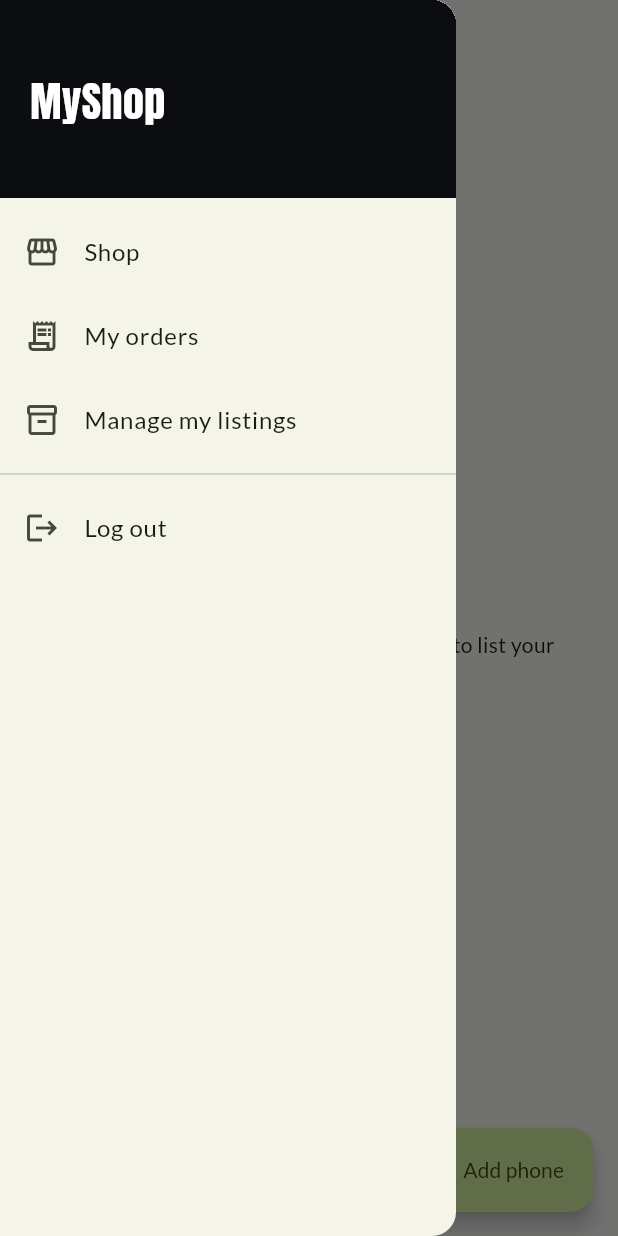
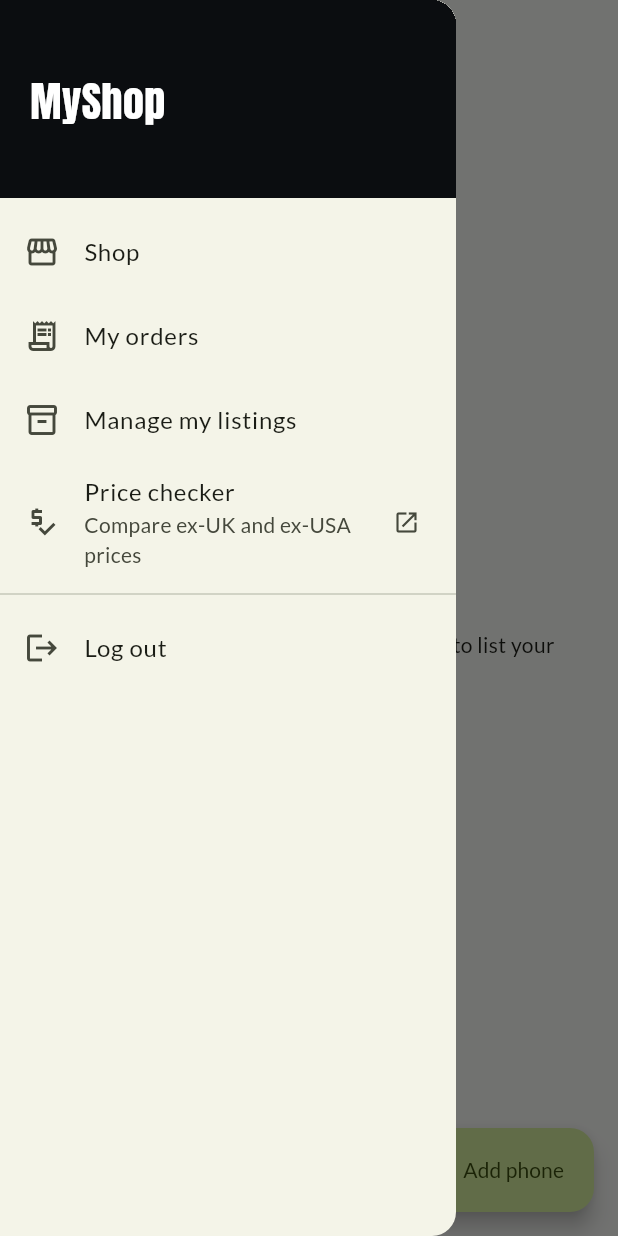
Before and after one commit to nainezz/MyShop, a Flutter app: the UserProductsScreen screen opened by its route, with the side drawer open, on a phone screen of 412 x 824 dp. Run offline on Flutter 3.47's test engine with Material 3 defaults, Android fonts, the phone set to English and light mode, and no system bars; our stand-ins replace shared_preferences; accounts and stored records are empty; network calls fail.

Commit message:
Link to the Phone Price Checker from the menu and phone pages
Co-Authored-By: Claude Opus 5.5 <noreply@anthropic.com>
Claude-Session: https://claude.ai/code/session_01XRaeiTfYR4KwmHLGNcGX5S

```diff
--- a/lib/config.dart
+++ b/lib/config.dart
@@ -10,6 +10,9 @@ class AppConfig {
   /// WhatsApp number for orders, in international format without "+".
   static const whatsappNumber = '254743676970';
 
+  /// Free tool comparing ex-UK and ex-USA prices.
+  static const priceCheckerUrl = 'https://nainezz.github.io/phone-price-checker/';
+
   static const currency = 'KES';
   static const shopName = 'MyShop';
 }
--- a/lib/utils/format.dart
+++ b/lib/utils/format.dart
@@ -18,6 +18,10 @@ String formatMoney(double value) {
 
 String formatDateTime(DateTime value) =>
     DateFormat('d MMM yyyy, HH:mm').format(value);
+
+/// Opens a web page in the browser.
+Future<bool> openLink(String url) =>
+    launchUrl(Uri.parse(url), mode: LaunchMode.externalApplication);
 
 /// Opens WhatsApp with a ready-made message to the shop.
 Future<bool> openWhatsApp(String message) {
--- a/lib/widgets/app_drawer.dart
+++ b/lib/widgets/app_drawer.dart
@@ -6,6 +6,7 @@ import '../providers/auth.dart';
 import '../screens/orders_screen.dart';
 import '../screens/user_products_screen.dart';
 import '../theme.dart';
+import '../utils/format.dart';
 
 class AppDrawer extends StatelessWidget {
   const AppDrawer({super.key});
@@ -52,6 +53,13 @@ class AppDrawer extends StatelessWidget {
           onTap: () => Navigator.of(context)
               .pushReplacementNamed(UserProductsScreen.routeName),
         ),
+        ListTile(
+          leading: const Icon(Icons.price_check),
+          title: const Text('Price checker'),
+          subtitle: const Text('Compare ex-UK and ex-USA prices'),
+          trailing: const Icon(Icons.open_in_new, size: 18),
+          onTap: () => openLink(AppConfig.priceCheckerUrl),
+        ),
         const Divider(),
         ListTile(
           leading: const Icon(Icons.logout),
```
Also changed, not shown: lib/screens/product_detail_screen.dart (+12 -0 lines).
